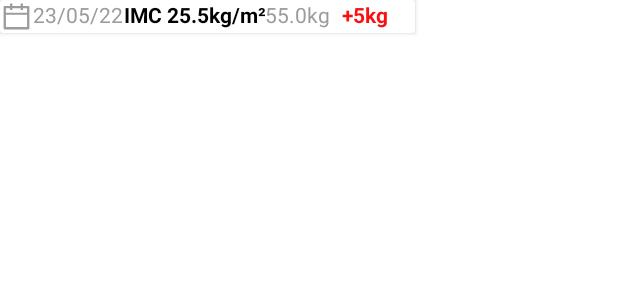
After one commit to MiguelHG2351/salud-app, an Android app: the layout registro_imc_item.xml on its own in the app's theme, with its tools: preview values and no code run, on a phone screen of 412 x 824 dp. The commit adds this screen. Shown: the top 300 px of the screen. Run offline under Robolectric (Android 15) with nearby library versions, the phone set to English and light mode, and no system bars.

Commit message:
AAAAAAAAAAAAAAAAAAAAAAAAAAAAAAAAAA :,v

```diff
--- a/app/src/main/AndroidManifest.xml
+++ b/app/src/main/AndroidManifest.xml
@@ -4,8 +4,10 @@
     package="com.pg.salud">
 
     <uses-permission android:name="android.permission.INTERNET" />
+    <uses-permission android:name="android.permission.ACCESS_NETWORK_STATE" />
 
     <application
+        android:name=".AplicationHilt"
         android:allowBackup="true"
         android:dataExtractionRules="@xml/data_extraction_rules"
         android:fullBackupContent="@xml/backup_rules"
@@ -21,13 +23,11 @@
             android:exported="true"
             android:label="@string/app_name">
 
-
         </activity>
         <activity android:name=".Login"
             android:exported="true">
             <intent-filter>
                 <action android:name="android.intent.action.MAIN" />
-
                 <category android:name="android.intent.category.LAUNCHER" />
             </intent-filter>
 
--- a/app/src/main/java/com/pg/salud/MainActivity.kt
+++ b/app/src/main/java/com/pg/salud/MainActivity.kt
@@ -30,7 +30,6 @@ class MainActivity : AppCompatActivity() {
 
     override fun onCreate(savedInstanceState: Bundle?) {
         super.onCreate(savedInstanceState)
-        println("xDDDDD miguel java")
 
         binding = ActivityMainBinding.inflate(layoutInflater)
 
--- a/app/src/main/java/com/pg/salud/data/IMC.kt
+++ b/app/src/main/java/com/pg/salud/data/IMC.kt
@@ -1,3 +1,4 @@
 package com.pg.salud.data
 
-data class IMC (val id: String, val diff: Int, val weight: Int, val height: Int)
+//data class IMC (val id: String, val diff: Int, val weight: Int, val height: Int, val imc: Int)
+data class IMC (val name: String, val username: String, val signature: String, val email: String)
--- a/app/src/main/java/com/pg/salud/ui/Login.kt
+++ b/app/src/main/java/com/pg/salud/ui/Login.kt
@@ -16,6 +16,10 @@ class Login : AppCompatActivity() {
 
     override fun onCreate(savedInstanceState: Bundle?) {
         super.onCreate(savedInstanceState)
+        if (firebaseAuth.currentUser != null) {
+            startActivity(Intent(this, MainActivity::class.java))
+            finish()
+        }
         binding = LoginBinding.inflate(layoutInflater)
 
         requestWindowFeature(Window.FEATURE_NO_TITLE);
--- a/app/src/main/java/com/pg/salud/ui/home/HomeFragment.kt
+++ b/app/src/main/java/com/pg/salud/ui/home/HomeFragment.kt
@@ -8,7 +8,9 @@ import android.widget.TextView
 import androidx.fragment.app.Fragment
 import androidx.lifecycle.ViewModelProvider
 import com.pg.salud.databinding.FragmentHomeBinding
+import dagger.hilt.android.scopes.FragmentScoped
 
+@FragmentScoped
 class HomeFragment : Fragment() {
 
     private var _binding: FragmentHomeBinding? = null
--- /dev/null
+++ b/app/src/main/res/layout/registro_imc_item.xml
@@ -0,0 +1,82 @@
+<?xml version="1.0" encoding="utf-8"?>
+<FrameLayout xmlns:android="http://schemas.android.com/apk/res/android"
+    android:layout_width="match_parent"
+    android:layout_height="match_parent">
+
+    <androidx.cardview.widget.CardView
+        android:layout_width="wrap_content"
+        android:layout_height="wrap_content">
+        <LinearLayout
+            android:id="@+id/registro_item"
+            android:layout_width="match_parent"
+            android:layout_height="match_parent"
+            android:orientation="horizontal">
+
+            <LinearLayout
+                android:layout_width="wrap_content"
+                android:layout_height="match_parent"
+                android:layout_weight="1"
+                android:gravity="start"
+                android:orientation="horizontal">
+
+                <ImageView
+                    android:id="@+id/imageView5"
+                    android:layout_width="wrap_content"
+                    android:layout_height="wrap_content"
+                    android:layout_weight="0"
+                    android:src="@drawable/ic_calendar_icon" />
+
+                <TextView
+                    android:id="@+id/fecha"
+                    android:layout_width="wrap_content"
+                    android:layout_height="wrap_content"
+                    android:layout_weight="0"
+                    android:text="23/05/22"
+                    android:textColor="@color/gray" />
+            </LinearLayout>
+
+            <LinearLayout
+                android:layout_width="wrap_content"
+                android:layout_height="match_parent"
+                android:gravity="center_horizontal"
+                android:orientation="horizontal">
+
+                <TextView
+                    android:id="@+id/imc_text"
+                    android:layout_width="wrap_content"
+                    android:layout_height="wrap_content"
+                    android:text="IMC 25.5kg/m²"
+                    android:textAlignment="center"
+                    android:textColor="@color/black"
+                    android:textStyle="bold" />
+            </LinearLayout>
+
+            <LinearLayout
+                android:layout_width="wrap_content"
+                android:layout_height="match_parent"
+                android:layout_weight="1"
+                android:gravity="end"
+                android:orientation="horizontal"
+                android:paddingRight="18dp">
+
+                <TextView
+                    android:id="@+id/peso"
+                    android:layout_width="wrap_content"
+                    android:layout_height="wrap_content"
+                    android:layout_marginRight="8dp"
+                    android:layout_weight="0"
+                    android:text="55.0kg"
+                    android:textColor="@color/gray" />
+
+                <TextView
+                    android:id="@+id/diferencia"
+                    android:layout_width="wrap_content"
+                    android:layout_height="wrap_content"
+                    android:layout_weight="0"
+                    android:text="+5kg"
+                    android:textColor="@color/red"
+                    android:textStyle="bold" />
+            </LinearLayout>
+        </LinearLayout>
+    </androidx.cardview.widget.CardView>
+</FrameLayout>
--- a/build.gradle
+++ b/build.gradle
@@ -7,6 +7,7 @@ buildscript {
         classpath 'com.google.gms:google-services:4.3.10'
         classpath "com.android.tools.build:gradle:7.0.0"
         classpath "org.jetbrains.kotlin:kotlin-gradle-plugin:1.6.21"
+        classpath "com.google.dagger:hilt-android-gradle-plugin:2.39.1"
 //        classpath "androidx.navigation:navigation-safe-args-gradle-plugin:2.4.2"
         // NOTE: Do not place your application dependencies here; they belong
         // in the individual module build.gradle files
--- a/gradle.properties
+++ b/gradle.properties
@@ -21,3 +21,4 @@ kotlin.code.style=official
 # resources declared in the library itself and none from the library's dependencies,
 # thereby reducing the size of the R class for that library
 android.nonTransitiveRClass=true
+android.enableJetifier=true
```
Also changed, not shown: app/build.gradle (+22 -7 lines), app/src/main/java/com/pg/salud/AplicationHilt.kt (added, +7 -0 lines), app/src/main/java/com/pg/salud/adapters/IMCAdapter.kt (+19 -16 lines), app/src/main/java/com/pg/salud/api/APIServices.kt (+9 -3 lines), app/src/main/java/com/pg/salud/di/AppModule.kt (+11 -5 lines), app/src/main/java/com/pg/salud/ui/IMC/IMC.kt (+30 -47 lines), app/src/main/java/com/pg/salud/ui/IMC/IMCViewModel.kt (added, +28 -0 lines), app/src/main/res/layout/fragment_registro_imc.xml (+3 -77 lines).
